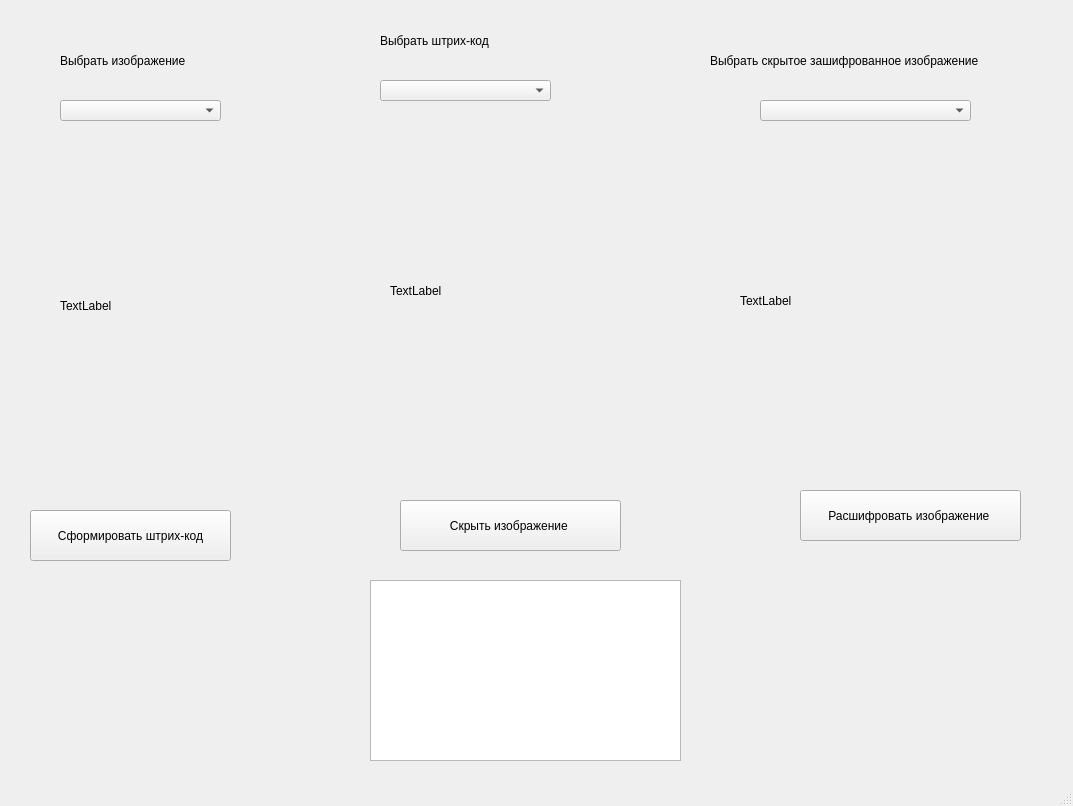
Sermob112/Zadanie_5_Face_detector, file Interface2.ui: the form before one commit.
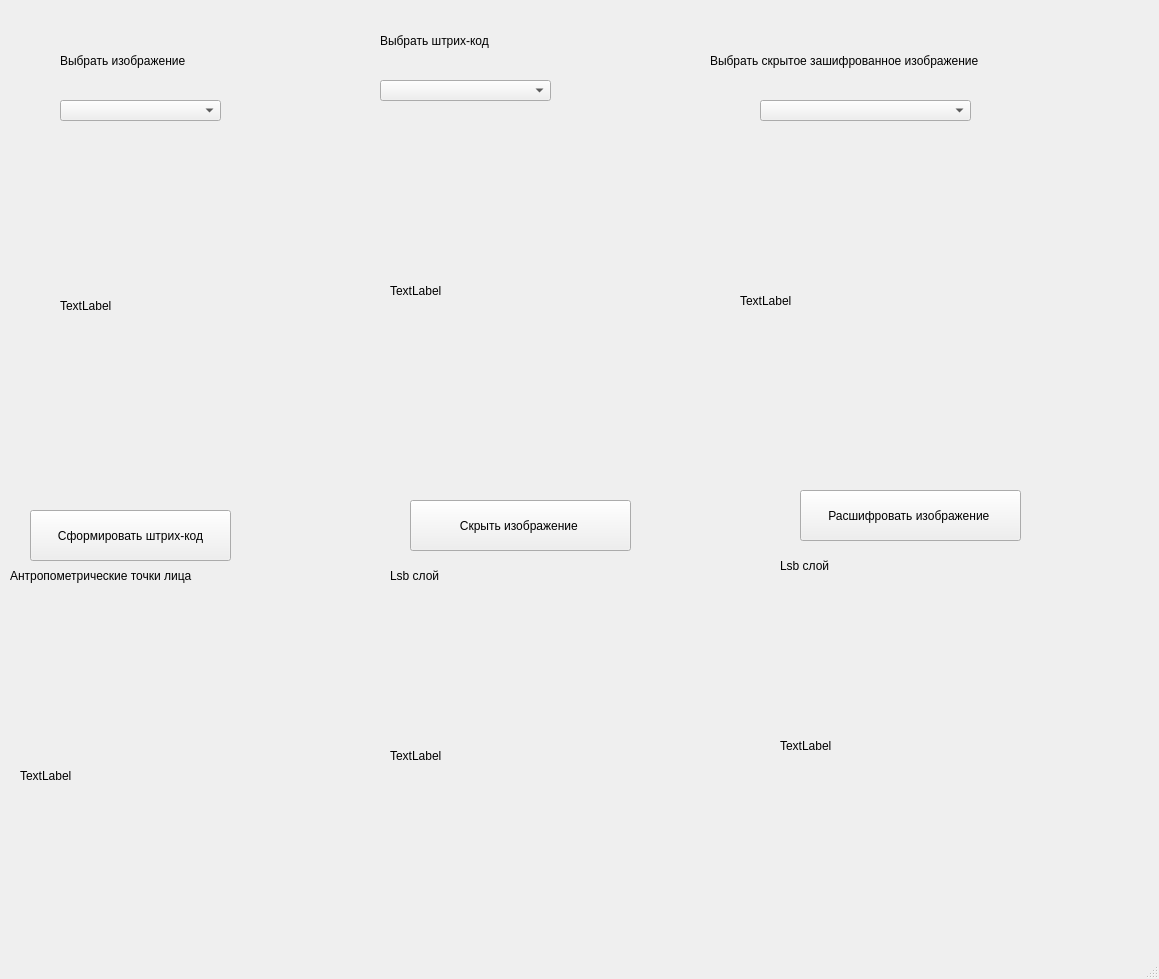
The form after the commit.

Patch:
```diff
--- a/Interface2.ui
+++ b/Interface2.ui
@@ -6,8 +6,8 @@
    <rect>
     <x>0</x>
     <y>0</y>
-    <width>1073</width>
-    <height>806</height>
+    <width>1159</width>
+    <height>979</height>
    </rect>
   </property>
   <property name="windowTitle">
@@ -124,16 +124,6 @@
      <string>Расшифровать изображение </string>
     </property>
    </widget>
-   <widget class="QTextBrowser" name="textBrowser">
-    <property name="geometry">
-     <rect>
-      <x>370</x>
-      <y>580</y>
-      <width>311</width>
-      <height>181</height>
-     </rect>
-    </property>
-   </widget>
    <widget class="QLabel" name="label_4">
     <property name="geometry">
      <rect>
@@ -176,7 +166,7 @@
    <widget class="QPushButton" name="pushButton_4">
     <property name="geometry">
      <rect>
-      <x>400</x>
+      <x>410</x>
       <y>500</y>
       <width>221</width>
       <height>51</height>
@@ -189,6 +179,93 @@
      <string>Скрыть изображение </string>
     </property>
    </widget>
+   <widget class="QLabel" name="six_point">
+    <property name="geometry">
+     <rect>
+      <x>20</x>
+      <y>620</y>
+      <width>281</width>
+      <height>311</height>
+     </rect>
+    </property>
+    <property name="text">
+     <string>TextLabel</string>
+    </property>
+   </widget>
+   <widget class="QLabel" name="lsb_layer">
+    <property name="geometry">
+     <rect>
+      <x>390</x>
+      <y>600</y>
+      <width>281</width>
+      <height>311</height>
+     </rect>
+    </property>
+    <property name="text">
+     <string>TextLabel</string>
+    </property>
+   </widget>
+   <widget class="QLabel" name="label_7">
+    <property name="geometry">
+     <rect>
+      <x>10</x>
+      <y>560</y>
+      <width>241</width>
+      <height>31</height>
+     </rect>
+    </property>
+    <property name="styleSheet">
+     <string notr="true">font: 12pt &quot;Times New Roman&quot;;</string>
+    </property>
+    <property name="text">
+     <string>Антропометрические точки лица</string>
+    </property>
+   </widget>
+   <widget class="QLabel" name="label_8">
+    <property name="geometry">
+     <rect>
+      <x>390</x>
+      <y>560</y>
+      <width>241</width>
+      <height>31</height>
+     </rect>
+    </property>
+    <property name="styleSheet">
+     <string notr="true">font: 12pt &quot;Times New Roman&quot;;</string>
+    </property>
+    <property name="text">
+     <string>Lsb слой</string>
+    </property>
+   </widget>
+   <widget class="QLabel" name="lsb_layer_2">
+    <property name="geometry">
+     <rect>
+      <x>780</x>
+      <y>590</y>
+      <width>281</width>
+      <height>311</height>
+     </rect>
+    </property>
+    <property name="text">
+     <string>TextLabel</string>
+    </property>
+   </widget>
+   <widget class="QLabel" name="label_9">
+    <property name="geometry">
+     <rect>
+      <x>780</x>
+      <y>550</y>
+      <width>241</width>
+      <height>31</height>
+     </rect>
+    </property>
+    <property name="styleSheet">
+     <string notr="true">font: 12pt &quot;Times New Roman&quot;;</string>
+    </property>
+    <property name="text">
+     <string>Lsb слой</string>
+    </property>
+   </widget>
   </widget>
   <widget class="QMenuBar" name="menubar">
    <property name="geometry">
```
Left out of the diff: 2 changed lines with no effect on the pictures.
